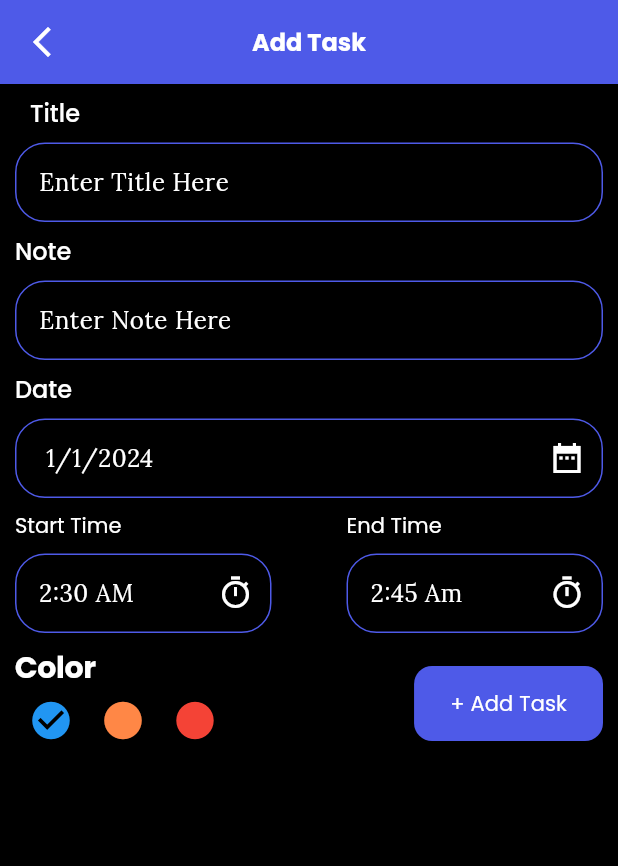
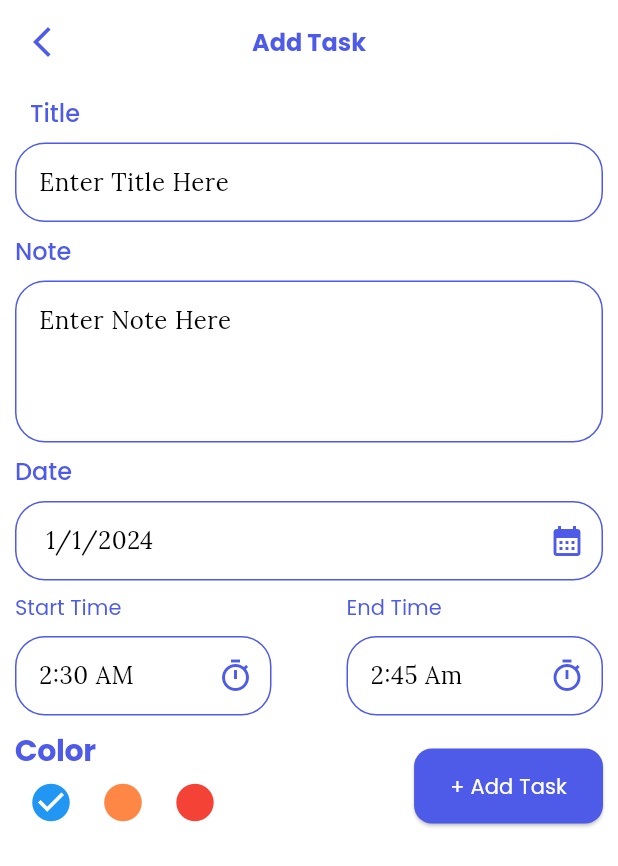
Before and after one commit to Selim513/Taskati, a Flutter app: the Home screen opened directly, after a tap on "+ Add Task", on a phone screen of 412 x 824 dp. Shown: the top 866 px of the screen. Run offline on Flutter 3.47's test engine with Material 3 defaults, Android fonts, the phone set to English and light mode, and no system bars; our stand-ins replace date_picker_timeline, gap, google_fonts, hive, hive_flutter, image_picker and 1 more; accounts and stored records are empty.

```diff
--- a/lib/core/thems.dart
+++ b/lib/core/thems.dart
@@ -4,11 +4,15 @@ import 'package:taskati_todo_app/core/utils/app_colors.dart';
 import 'package:taskati_todo_app/core/utils/font_Style.dart';
 
 final lightTheme = ThemeData(
+  iconButtonTheme: IconButtonThemeData(
+      style: ButtonStyle(
+          iconColor: MaterialStatePropertyAll(Appcolors.buttonsColor))),
   textTheme: TextTheme(
     displayLarge: getlargefont(color: Appcolors.buttonsColor),
     displaySmall: getsmallfont(color: Appcolors.buttonsColor),
     displayMedium: getmeduimfont(color: Appcolors.buttonsColor),
     bodySmall: getsmallfont(color: Appcolors.blackColor),
+    headlineLarge: getlargefont(color: Appcolors.buttonsColor),
   ),
   scaffoldBackgroundColor: Colors.white,
   appBarTheme: AppBarTheme(
@@ -16,7 +20,7 @@ final lightTheme = ThemeData(
           fontweight: FontWeight.bold, color: Appcolors.buttonsColor),
       backgroundColor: Colors.white,
       centerTitle: true,
-      iconTheme: IconThemeData(color: Colors.white),
+      iconTheme: IconThemeData(color: Appcolors.buttonsColor),
       elevation: 0.0),
   //-----------------Theme Of the inputDecoration---------------------
   inputDecorationTheme: InputDecorationTheme(
@@ -45,9 +49,12 @@ final darkTheme = ThemeData(
   iconTheme: IconThemeData(color: Colors.black),
   //------------------------text Theme----------------------
   textTheme: TextTheme(
-      displayLarge: getlargefont(color: Colors.white),
-      displaySmall: getsmallfont(color: Colors.white),
-      displayMedium: getmeduimfont(color: Colors.white)),
+    displayLarge: getlargefont(color: Colors.white),
+    displaySmall: getsmallfont(color: Colors.white),
+    displayMedium: getmeduimfont(color: Colors.white),
+    bodySmall: getsmallfont(color: Appcolors.lightbackground),
+    headlineLarge: getlargefont(color: Appcolors.buttonsColor),
+  ),
 //----------------------------appbartheme-------------------------
   scaffoldBackgroundColor: Colors.black,
   appBarTheme: AppBarTheme(
--- a/lib/features/add/add_tasks.dart
+++ b/lib/features/add/add_tasks.dart
@@ -63,6 +63,7 @@ class _AddTaskState extends State<AddTask> {
               ),
               Gap(10),
               TextFormField(
+                maxLines: 4,
                 style: Theme.of(context).textTheme.bodySmall,
                 decoration: InputDecoration(
                   hintText: "Enter Note Here",
@@ -79,9 +80,11 @@ class _AddTaskState extends State<AddTask> {
               ),
               Gap(10),
               TextField(
+                readOnly: true,
                 style: Theme.of(context).textTheme.bodySmall,
                 decoration: InputDecoration(
-                  suffixIcon: Icon(Icons.date_range_sharp),
+                  suffixIcon: IconButton(
+                      onPressed: () {}, icon: Icon(Icons.calendar_month_sharp)),
                   hintText: " 1/1/2024",
                 ),
               ),
@@ -103,9 +106,12 @@ class _AddTaskState extends State<AddTask> {
                         SizedBox(
                           height: 55,
                           child: TextFormField(
+                            readOnly: true,
                             style: Theme.of(context).textTheme.bodySmall,
                             decoration: InputDecoration(
-                              suffixIcon: Icon(Icons.timer_outlined),
+                              suffixIcon: IconButton(
+                                  onPressed: () {},
+                                  icon: Icon(Icons.timer_outlined)),
                               hintText: "2:30 AM",
                             ),
                           ),
@@ -129,9 +135,12 @@ class _AddTaskState extends State<AddTask> {
                         SizedBox(
                           height: 55,
                           child: TextFormField(
+                            readOnly: true,
                             style: Theme.of(context).textTheme.bodySmall,
                             decoration: InputDecoration(
-                              suffixIcon: Icon(Icons.timer_sharp),
+                              suffixIcon: IconButton(
+                                  onPressed: () {},
+                                  icon: Icon(Icons.timer_outlined)),
                               hintText: "2:45 Am",
                             ),
                           ),
--- a/lib/features/home/home.dart
+++ b/lib/features/home/home.dart
@@ -1,6 +1,10 @@
+import 'package:date_picker_timeline/date_picker_timeline.dart';
 import 'package:flutter/material.dart';
 import 'package:gap/gap.dart';
+import 'package:intl/intl.dart';
 import 'package:taskati_todo_app/core/functions/route.dart';
+import 'package:taskati_todo_app/core/utils/app_colors.dart';
+import 'package:taskati_todo_app/core/utils/font_Style.dart';
 import 'package:taskati_todo_app/core/widgets/custom_Buttons.dart';
 import 'package:taskati_todo_app/features/add/add_tasks.dart';
 
@@ -14,6 +18,8 @@ class Home extends StatefulWidget {
 }
 
 class _HomeState extends State<Home> {
+  var Date = DateFormat.yMMMd().format(DateTime.now());
+
   @override
   @override
   Widget build(BuildContext context) {
@@ -28,9 +34,22 @@ class _HomeState extends State<Home> {
             Gap(20),
             Row(
               children: [
-                Text(
-                  "Welcome",
-                  style: Theme.of(context).textTheme.displayMedium,
+                Column(
+                  crossAxisAlignment: CrossAxisAlignment.start,
+                  children: [
+                    Text(
+                      Date,
+                      style: Theme.of(context).textTheme.displayLarge,
+                    ),
+                    Row(
+                      children: [
+                        Text(
+                          "Today",
+                          style: getlargefont(),
+                        )
+                      ],
+                    ),
+                  ],
                 ),
                 Spacer(),
                 CustomButtons(
@@ -39,7 +58,24 @@ class _HomeState extends State<Home> {
                     },
                     text: "+ Add Task")
               ],
-            )
+            ),
+            Gap(15),
+            SizedBox(
+              height: 90,
+              child: DatePicker(
+                DateTime.now(),
+                initialSelectedDate: DateTime.now(),
+                selectionColor: Appcolors.buttonsColor,
+                selectedTextColor: Colors.white,
+
+                //    onDateChange: (date) {
+                // New date selected
+                //    setState(() {
+                //    _selectedValue = date as bool;
+                //});
+                //  },
+              ),
+            ),
           ],
         ),
       )),
--- a/lib/features/home/widgets/home_header.dart
+++ b/lib/features/home/widgets/home_header.dart
@@ -3,7 +3,6 @@ import 'dart:io';
 import 'package:flutter/material.dart';
 import 'package:taskati_todo_app/core/functions/route.dart';
 import 'package:taskati_todo_app/core/services/local_Storage.dart';
-import 'package:taskati_todo_app/core/utils/font_Style.dart';
 import 'package:taskati_todo_app/features/profile/Edit_proile.dart';
 
 class HomeHeader extends StatefulWidget {
@@ -38,13 +37,20 @@ class _HomeHeaderState extends State<HomeHeader> {
     return Row(
       children: [
         Column(
+          crossAxisAlignment: CrossAxisAlignment.start,
           children: [
             Text.rich(TextSpan(children: [
               TextSpan(
                   text: "Hello, ",
-                  style: Theme.of(context).textTheme.displaySmall),
-              TextSpan(text: name, style: getsmallfont(color: Colors.blue)),
-            ]))
+                  style: Theme.of(context).textTheme.headlineLarge),
+              TextSpan(
+                  text: name,
+                  style: Theme.of(context).textTheme.headlineLarge),
+            ])),
+            Text(
+              "Have a nice Day",
+              style: Theme.of(context).textTheme.bodySmall,
+            )
           ],
         ),
         Spacer(),
--- a/lib/features/upload/upload_screen.dart
+++ b/lib/features/upload/upload_screen.dart
@@ -92,9 +92,7 @@ class _UploadscreenState extends State<Uploadscreen> {
                       name = value;
                     });
                   },
-                  decoration: InputDecoration(
-
-                    hintText: "Enter Your Name"),
+                  decoration: InputDecoration(hintText: "Enter Your Name"),
                 ),
               ),
             ],
--- a/lib/main.dart
+++ b/lib/main.dart
@@ -2,7 +2,7 @@ import 'package:flutter/material.dart';
 import 'package:hive/hive.dart';
 import 'package:hive_flutter/adapters.dart';
 import 'package:taskati_todo_app/core/thems.dart';
-import 'package:taskati_todo_app/features/profile/Edit_proile.dart';
+
 import 'package:taskati_todo_app/splash_screen.dart';
 
 Future<void> main() async {
@@ -25,7 +25,7 @@ class _MyAppState extends State<MyApp> {
     return ValueListenableBuilder(
       valueListenable: Hive.box<bool>("mode").listenable(),
       builder: (context, value, child) {
-        bool darkMode = value.get("darkMode", defaultValue: true)!;
+        bool darkMode = value.get("darkMode", defaultValue: false)!;
         return MaterialApp(
           themeMode: darkMode ? ThemeMode.dark : ThemeMode.light,
           theme: lightTheme,
--- a/pubspec.yaml
+++ b/pubspec.yaml
@@ -7,6 +7,7 @@ environment:
   sdk: '>=3.2.3 <4.0.0'
 
 dependencies:
+  date_picker_timeline: ^1.2.5
   flutter:
     sdk: flutter
   gap: ^3.0.1
@@ -14,6 +15,7 @@ dependencies:
   hive: ^2.2.3
   hive_flutter: ^1.1.0
   image_picker: ^1.0.5
+  intl: ^0.18.1
   lottie: ^2.7.0
 
 dev_dependencies:
```
Also changed, not shown: lib/features/profile/Edit_proile.dart (+71 -7 lines), pubspec.lock.
